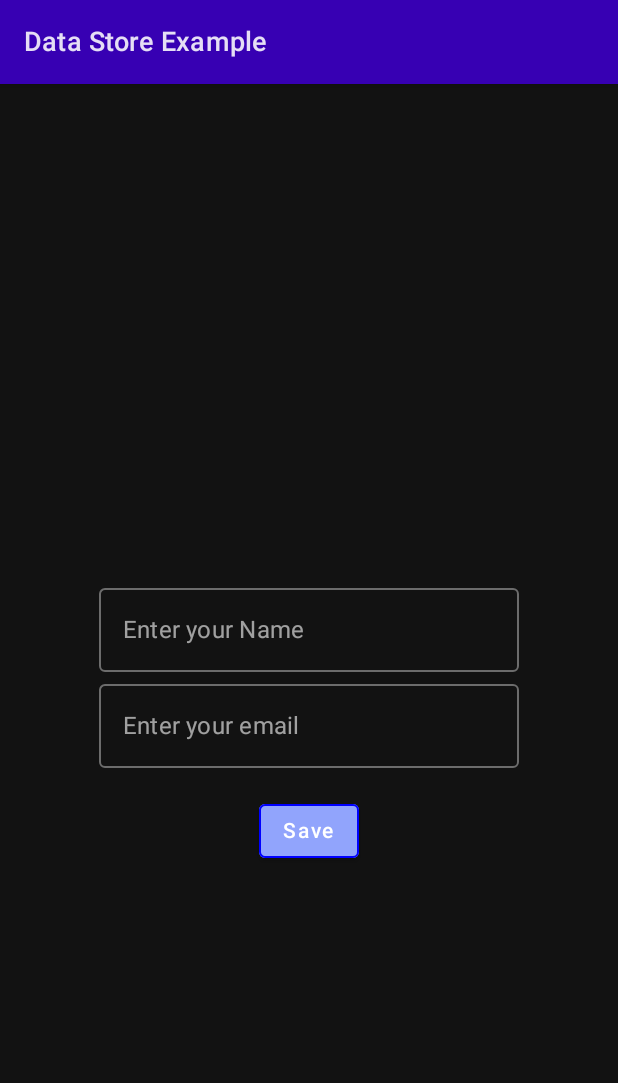
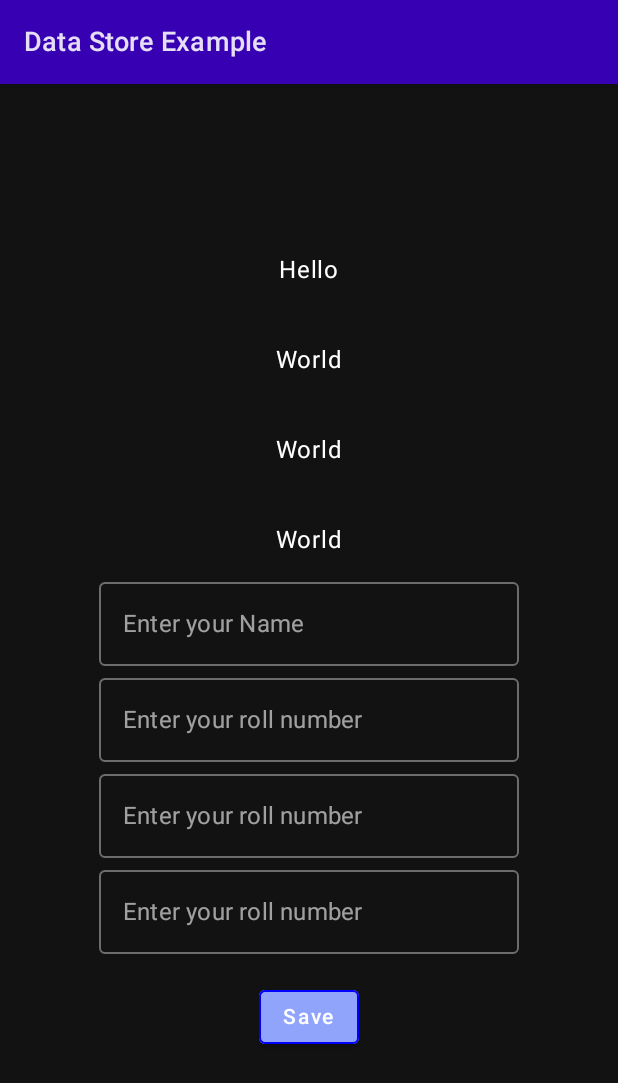
Before and after one commit to jayashankar987/android-learning, an Android app built with Jetpack Compose: the DataStoreDetailsActivity screen opened directly, with no data from a screen before it, after a tap on "Save", on a phone screen of 412 x 824 dp. Shown: the top 1083 px of the screen. Run offline under Robolectric (Android 15) with nearby library versions, the phone set to English and light mode, and no system bars; 2 statements that could not run were skipped.

Commit message:
Data Store using DataStore<T>

```diff
--- /dev/null
+++ b/app/src/main/java/com/example/myapplication/datastore/SaveDataStore.kt
@@ -0,0 +1,28 @@
+package com.example.myapplication.datastore
+
+import android.content.Context
+import androidx.datastore.core.DataStore
+import androidx.datastore.dataStore
+import com.example.myapplication.StudentDetails
+import kotlinx.coroutines.flow.Flow
+import kotlinx.coroutines.flow.map
+
+class SaveDataStore(private val context: Context) {
+    private val Context.studentDataStore: DataStore<StudentDetails> by
+    dataStore(fileName = "student.pb", serializer = StudentSerializer())
+
+    suspend fun saveStudentInfo(name: String, stuClass: String, rollNo: String, mobile: String) {
+        context.studentDataStore.updateData { studentDetails ->
+            studentDetails.toBuilder()
+                .setStuName(name)
+                .setStuContactNumber(mobile)
+                .setStuClass(stuClass)
+                .setStuRollNumber(rollNo)
+                .build()
+        }
+    }
+
+    val studentInfo: Flow<StudentDetails> = context.studentDataStore.data.map {
+        it
+    }
+}
--- a/app/src/main/java/com/example/myapplication/datastore/screen/DataStoreActivity.kt
+++ b/app/src/main/java/com/example/myapplication/datastore/screen/DataStoreActivity.kt
@@ -20,6 +20,7 @@ import com.example.myapplication.base.TopBar
 import com.example.myapplication.datastore.model.Data
 import com.example.myapplication.model.ItemType
 import com.example.myapplication.model.ItemType.DATASTORE_PREFERENCE
+import com.example.myapplication.model.ItemType.DATASTORE_PROTO
 import com.example.myapplication.ui.widget.ListItem
 
 class DataStoreActivity : BaseActivity() {
@@ -37,6 +38,11 @@ class DataStoreActivity : BaseActivity() {
                             DATASTORE_PREFERENCE -> {
                                 intent.apply {
                                     action = "data_store_preference"
+                                }
+                            }
+                            DATASTORE_PROTO -> {
+                                intent.apply {
+                                    action = "data_store_proto"
                                 }
                             }
                         }
--- a/app/src/main/java/com/example/myapplication/datastore/screen/DataStoreDetailsActivity.kt
+++ b/app/src/main/java/com/example/myapplication/datastore/screen/DataStoreDetailsActivity.kt
@@ -34,6 +34,7 @@ import com.example.myapplication.R
 import com.example.myapplication.base.AppTheme
 import com.example.myapplication.base.BaseActivity
 import com.example.myapplication.base.TopBar
+import com.example.myapplication.datastore.SaveDataStore
 import com.example.myapplication.datastore.SavePreferenceData
 import kotlinx.coroutines.DelicateCoroutinesApi
 import kotlinx.coroutines.GlobalScope
@@ -44,14 +45,28 @@ import kotlinx.coroutines.launch
 class DataStoreDetailsActivity : BaseActivity() {
 
     private val savePreferenceData by lazy { SavePreferenceData(context = this) }
+    private val saveDataStore by lazy { SaveDataStore(context = this) }
 
     @OptIn(DelicateCoroutinesApi::class)
     override fun onCreate(savedInstanceState: Bundle?) {
         super.onCreate(savedInstanceState)
         setContent {
-            InputDataView(savePreferenceData) {
-                GlobalScope.async {
-                    savePreferenceData.storeUserInfo(it.name, it.email)
+            if (intent.action == "data_store_preference") {
+                InputDataViewOther(savePreferenceData) {
+                    GlobalScope.async {
+                        savePreferenceData.storeUserInfo(it.name, it.email)
+                    }
+                }
+            } else {
+                InputDataView(saveDataStore) {
+                    GlobalScope.async {
+                        saveDataStore.saveStudentInfo(
+                            name = it.name,
+                            rollNo = it.rollNumber,
+                            mobile = it.mobile,
+                            stuClass = it.classInfo
+                        )
+                    }
                 }
             }
         }
@@ -59,9 +74,88 @@ class DataStoreDetailsActivity : BaseActivity() {
 }
 
 data class UserData(val name: String, val email: String)
+data class StudentInfo(val name: String, val mobile: String, val rollNumber: String, val classInfo: String)
 
 @Composable
-fun InputDataView(savePreferenceData: SavePreferenceData, onClick: (UserData) -> Unit) {
+fun InputDataView(saveDataStore: SaveDataStore, onClick: (StudentInfo) -> Unit) {
+    var name by remember { mutableStateOf(TextFieldValue("")) }
+    var mobile by remember { mutableStateOf(TextFieldValue("")) }
+    var classValue by remember { mutableStateOf(TextFieldValue("")) }
+    var rollNumber by remember { mutableStateOf(TextFieldValue("")) }
+
+    var nameString by remember { mutableStateOf("Hello") }
+    var classString by remember { mutableStateOf("World") }
+    var mobileString by remember { mutableStateOf("World") }
+    var rollNumberString by remember { mutableStateOf("World") }
+
+    val scope = rememberCoroutineScope()
+
+    AppTheme {
+        Scaffold(topBar = { TopBar(stringResource(id = R.string.data_store)) }) { it ->
+            Row(modifier = Modifier.padding(it)) {
+                Column(
+                    modifier = Modifier
+                        .fillMaxSize(),
+                    verticalArrangement = Arrangement.Center,
+                    horizontalAlignment = Alignment.CenterHorizontally
+                ) {
+                    TextWidget(value = nameString)
+                    Spacer(modifier = Modifier.padding(10.dp))
+                    TextWidget(value = rollNumberString)
+                    Spacer(modifier = Modifier.padding(10.dp))
+                    TextWidget(value = mobileString)
+                    Spacer(modifier = Modifier.padding(10.dp))
+                    TextWidget(value = classString)
+                    OutlinedTextField(
+                        value = name,
+                        onValueChange = { data -> name = data },
+                        label = { Text(text = "Enter your Name") },
+                        placeholder = { Text(text = "Enter Full Name") })
+
+                    OutlinedTextField(
+                        value = rollNumber,
+                        onValueChange = { data -> rollNumber = data },
+                        label = { Text(text = "Enter your roll number") },
+                        placeholder = { Text(text = "roll number") })
+
+                    OutlinedTextField(
+                        value = mobile,
+                        onValueChange = { data -> mobile = data },
+                        label = { Text(text = "Enter your roll number") },
+                        placeholder = { Text(text = "roll number") })
+
+                    OutlinedTextField(
+                        value = classValue,
+                        onValueChange = { data -> classValue = data },
+                        label = { Text(text = "Enter your roll number") },
+                        placeholder = { Text(text = "roll number") })
+
+                    ButtonWidget {
+                        onClick(
+                            StudentInfo(
+                                name = name.text,
+                                mobile = mobile.text,
+                                classInfo = classValue.text,
+                                rollNumber = rollNumber.text
+                            )
+                        )
+                        scope.launch {
+                            saveDataStore.studentInfo.collect {
+                                nameString = it.stuName
+                                rollNumberString = it.stuRollNumber
+                                mobileString = it.stuContactNumber
+                                classString = it.stuClass
+                            }
+                        }
+                    }
+                }
+            }
+        }
+    }
+}
+
+@Composable
+fun InputDataViewOther(savePreferenceData: SavePreferenceData, onClick: (UserData) -> Unit) {
     var name by remember { mutableStateOf(TextFieldValue("")) }
     var email by remember { mutableStateOf(TextFieldValue("")) }
 
```
Also changed, not shown: app/build.gradle (+19 -0 lines), app/src/main/java/com/example/myapplication/datastore/StudentSerializer.kt (added, +23 -0 lines), 1 other file.
